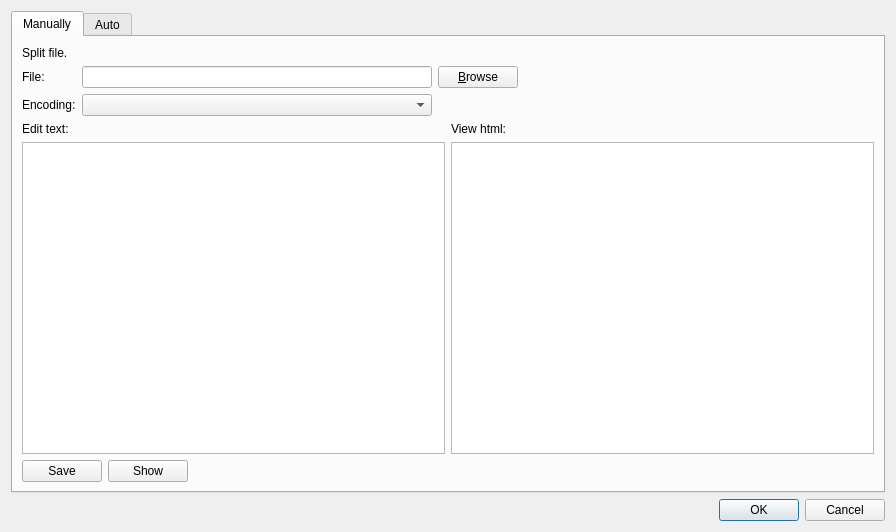
axsapronov/bQella, file src/advance/splitFile/splitfile.ui: the form before one commit.
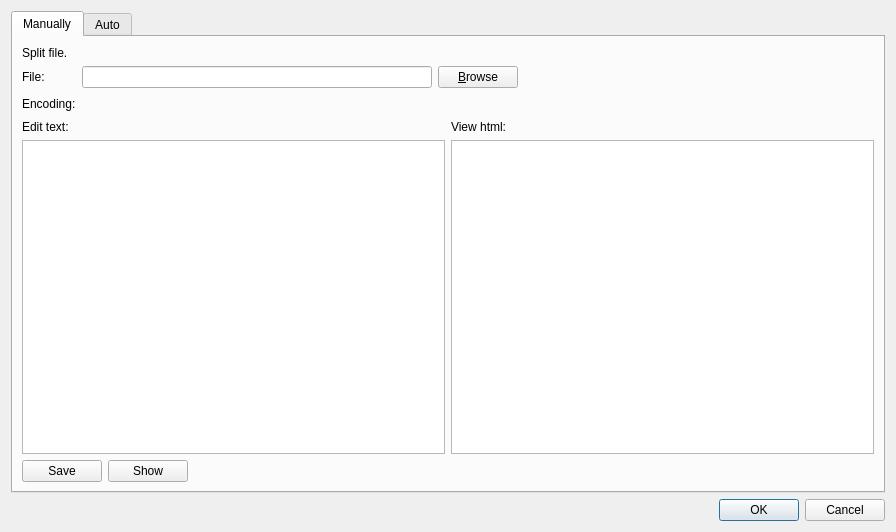
The form after the commit.

Commit message: 1) Fix preview 2) Add autodetect encoding for import module 3) for split 4) for preview

```diff
--- a/src/advance/splitFile/splitfile.ui
+++ b/src/advance/splitFile/splitfile.ui
@@ -80,9 +80,6 @@
          </property>
         </widget>
        </item>
-       <item row="2" column="1">
-        <widget class="QComboBox" name="comBEncoding"/>
-       </item>
        <item row="2" column="3">
         <spacer name="horizontalSpacer_3">
          <property name="orientation">
@@ -157,6 +154,13 @@
          </item>
         </layout>
        </item>
+       <item row="2" column="1">
+        <widget class="QLabel" name="LAEncoding">
+         <property name="text">
+          <string/>
+         </property>
+        </widget>
+       </item>
       </layout>
      </widget>
      <widget class="QWidget" name="tab_2">
```
The commit also changes 11 other files.
